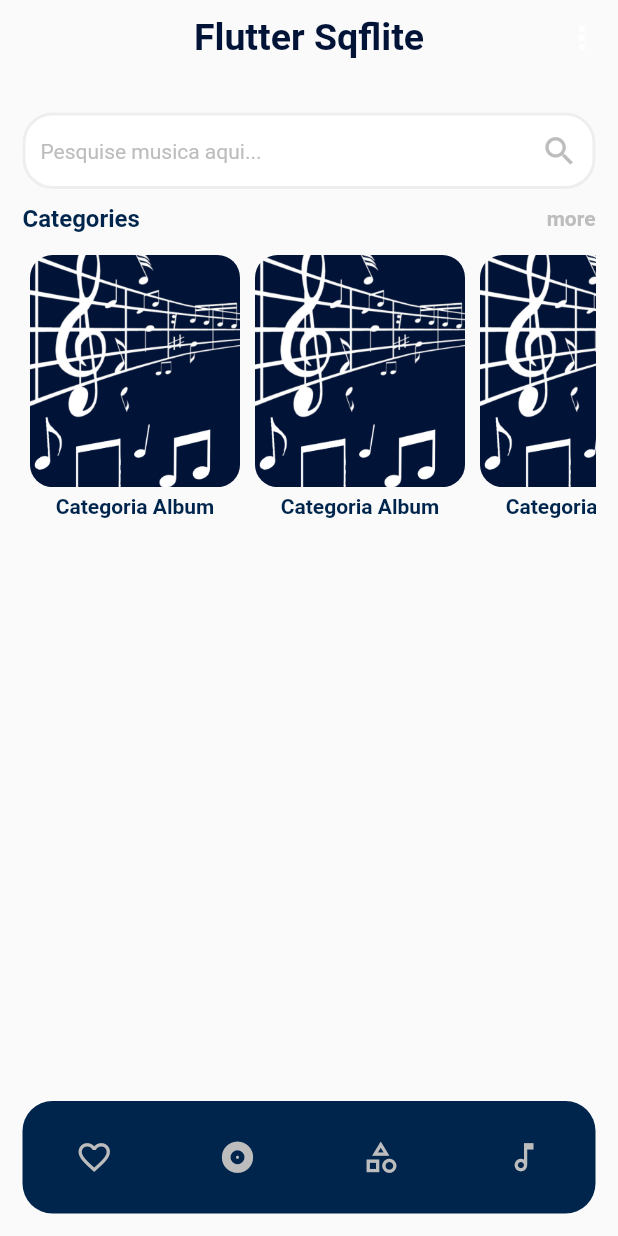
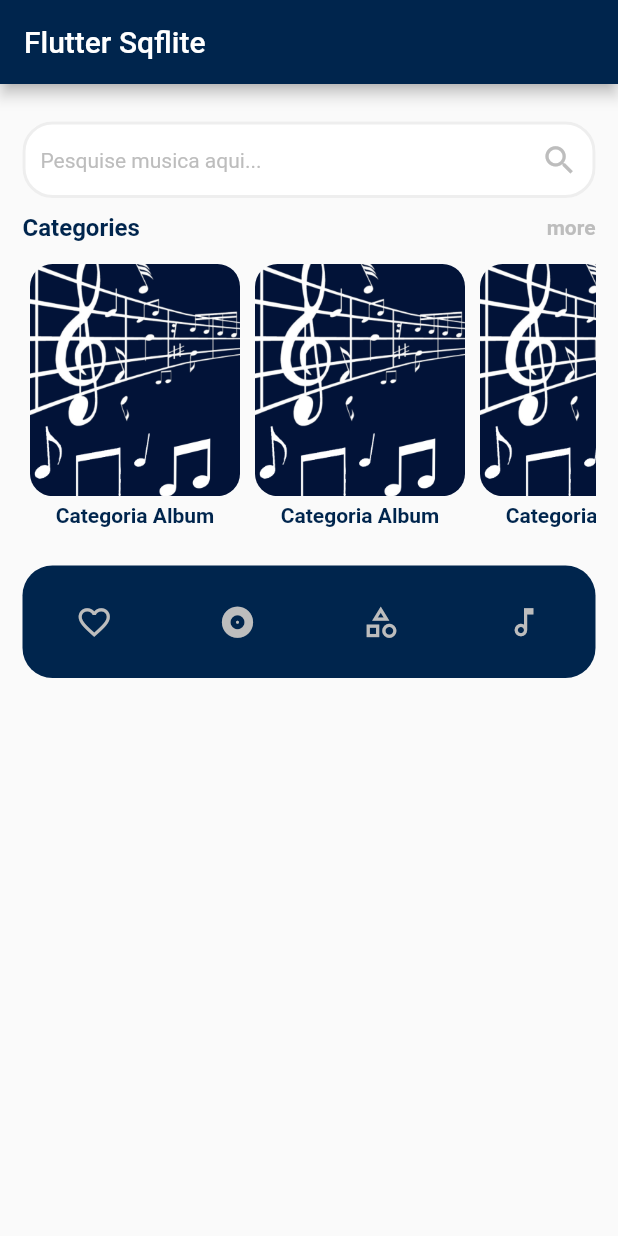
Before and after one commit to RegisSalesRA/flutter_sqflite, a Flutter app: the screen it shows after launch, on a phone screen of 412 x 824 dp. Run offline on Flutter 3.47's test engine with Material 2 defaults, Android fonts, the phone set to English and light mode, and no system bars; our stand-ins replace sqflite; accounts and stored records are empty.

Commit message:
refactory home

```diff
--- a/lib/src/modules/home/home_screen.dart
+++ b/lib/src/modules/home/home_screen.dart
@@ -16,26 +16,7 @@ class HomeScreen extends StatefulWidget {
 }
 
 class HomeScreenState extends State<HomeScreen> {
-  List<String> menu = ["Categorys", "Musics", "Albuns"];
   final DatabaseService _databaseService = DatabaseService();
-
-  _menuOptions(String options) {
-    switch (options) {
-      case "Musics":
-        Navigator.of(context)
-            .push(MaterialPageRoute(
-              builder: (_) => const MusicScreen(),
-            ))
-            .then((_) => setState(() {}));
-        break;
-
-      case "Categorias":
-        break;
-
-      case "Albuns":
-        break;
-    }
-  }
 
   Future<List<Music>> _getMusics() async {
     return await _databaseService.musics();
@@ -46,31 +27,19 @@ class HomeScreenState extends State<HomeScreen> {
     final size = MediaQuery.of(context).size;
     return SafeArea(
         child: Scaffold(
-            appBar: AppBarWidget(
-                title: 'Flutter Sqflite',
-                actionsAppBar: Row(
-                  children: [
-                    PopupMenuButton<String>(
-                      onSelected: _menuOptions,
-                      itemBuilder: (context) {
-                        return menu.map((String item) {
-                          return PopupMenuItem<String>(
-                            value: item,
-                            child: Text(item),
-                          );
-                        }).toList();
-                      },
+            appBar: AppBar(
+              title: const Text('Flutter Sqflite'),
             ),
-                  ],
-                )),
-            body: Padding(
+            body: Container(
+              width: size.width,
               padding: const EdgeInsets.symmetric(horizontal: 15),
+              child: SingleChildScrollView(
+                physics: const BouncingScrollPhysics(),
                 child: Column(
                   children: [
                     const SizedBox(
                       height: 25,
                     ),
-
                     // Search Widget
                     TextFormField(
                       decoration: const InputDecoration(
@@ -145,8 +114,7 @@ class HomeScreenState extends State<HomeScreen> {
                       ),
                     ),
                     // List Musics Items
-                  Expanded(
-                    child: FutureBuilder<List<Music>>(
+                    FutureBuilder<List<Music>>(
                         future: _getMusics(),
                         builder: (context, snapshot) {
                           if (snapshot.connectionState ==
@@ -197,7 +165,6 @@ class HomeScreenState extends State<HomeScreen> {
                                 child: Text("Nenhum dado cadastrado"));
                           }
                         }),
-                  ),
                     // Actions Pages Buttons
                     Container(
                       height: 75,
@@ -223,10 +190,17 @@ class HomeScreenState extends State<HomeScreen> {
                             color: Colors.grey.shade400,
                             size: 25,
                           ),
-                        Icon(
+                          InkWell(
+                            onTap: () => Navigator.of(context)
+                                .push(MaterialPageRoute(
+                                  builder: (_) => const MusicScreen(),
+                                ))
+                                .then((_) => setState(() {})),
+                            child: Icon(
                               Icons.music_note_outlined,
                               color: Colors.grey.shade400,
                               size: 25,
+                            ),
                           ),
                         ],
                       ),
@@ -236,6 +210,7 @@ class HomeScreenState extends State<HomeScreen> {
                     ),
                   ],
                 ),
+              ),
             )));
   }
 }
--- a/lib/src/widgets/appbar_widget.dart
+++ /dev/null
@@ -1,26 +0,0 @@
-import 'package:flutter/material.dart';
-
-class AppBarWidget extends StatelessWidget implements PreferredSizeWidget {
-  final String? title;
-  final Widget? actionsAppBar;
-
-  const AppBarWidget({Key? key, this.title, this.actionsAppBar})
-      : super(key: key);
-
-  @override
-  Size get preferredSize => const Size.fromHeight(50);
-
-  @override
-  Widget build(BuildContext context) {
-    return AppBar(
-      centerTitle: true,
-      elevation: 0,
-      backgroundColor: Colors.transparent,
-      title: Text(
-        title!,
-        style: Theme.of(context).textTheme.headline1,
-      ),
-      actions: [actionsAppBar!],
-    );
-  }
-}
--- a/lib/src/widgets/widgets.dart
+++ b/lib/src/widgets/widgets.dart
@@ -1,4 +1,3 @@
-export './appbar_widget.dart';
 export './card_widget.dart';
 export './custom_dropdown_widget.dart';
 export './custom_text_widget.dart';
```
Also changed, not shown: lib/src/modules/music/music_screen.dart (+10 -6 lines). Lines whose indentation alone changed are shown as unchanged.
